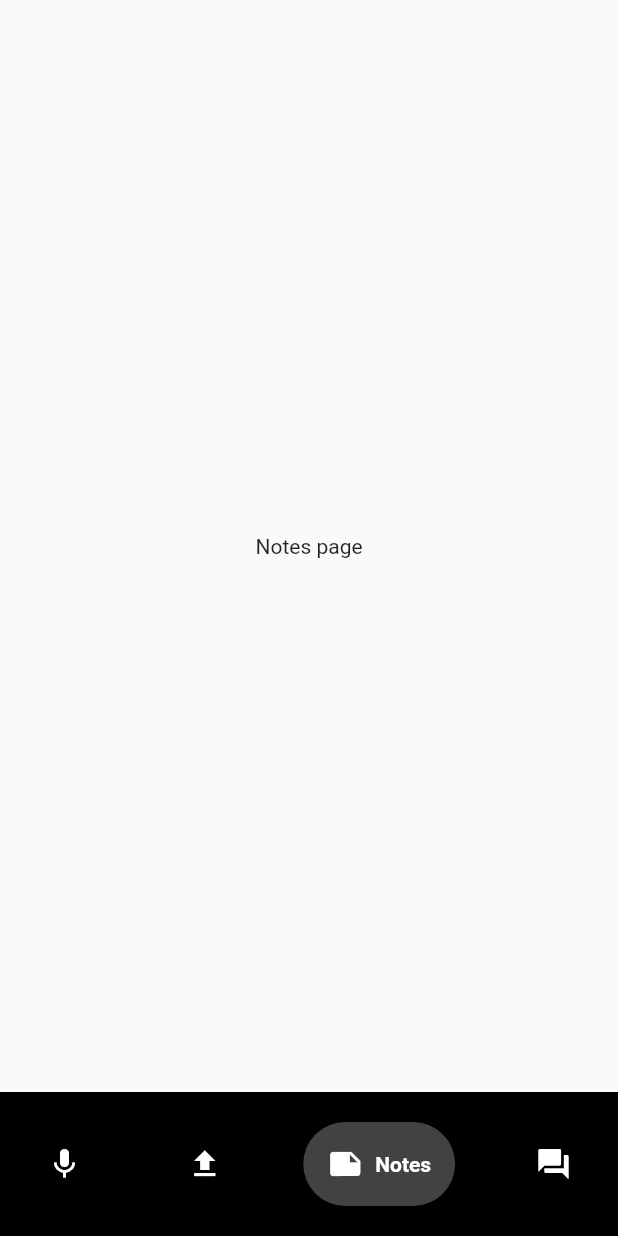
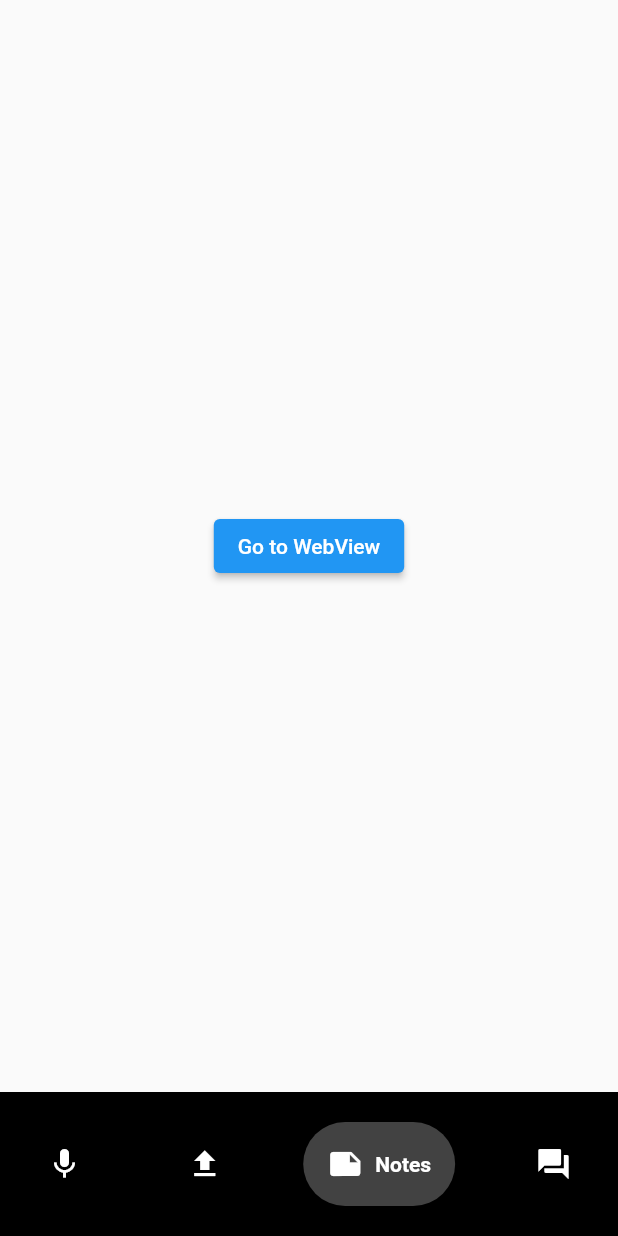
Before and after one commit to wubeshetA/SmartNote, a Flutter app: the screen it shows after launch, item 3 of the bottom bar chosen, on a phone screen of 412 x 824 dp. Run offline on Flutter 3.47's test engine with Material 2 defaults, Android fonts, the phone set to English and light mode, and no system bars; drawn by our look-alikes of google_nav_bar; our stand-ins replace webview_flutter; missing offline and left inert: audiorecorder.

Commit message:
Update note view (mock data)

```diff
--- a/lib/main.dart
+++ b/lib/main.dart
@@ -1,15 +1,26 @@
 import 'package:flutter/material.dart';
-import 'views/screens/home.dart';
+import 'views/screens/bottomNavigator.dart';
+import 'views/screens/note/note.dart';
 
 void main() => runApp(MyApp());
 
 class MyApp extends StatelessWidget {
   @override
   Widget build(BuildContext context) {
+
+
     return MaterialApp(
+
+      routes: {
+        // '/': (context) => Home(),
+        '/note': (context) => NoteWebViewContainer(),
+      },
+      // remove debug banner
+      debugShowCheckedModeBanner: false,
+
       title: 'Recorder',
       theme: ThemeData(),
-      home: Home(),
+      home: BottomNavBarNavigator(),
     );
   }
 }
--- /dev/null
+++ b/lib/views/screens/bottomNavigator.dart
@@ -0,0 +1,84 @@
+// ignore_for_file: prefer_const_constructors, prefer_const_literals_to_create_immutables
+
+import 'package:flutter/material.dart';
+import 'package:google_nav_bar/google_nav_bar.dart';
+import 'package:smartnote/views/screens/question/questionsList.dart';
+
+// Local imports
+import 'note/note.dart';
+import 'recorder.dart';
+import 'note/notes.dart';
+import 'question/question.dart';
+import 'upload.dart';
+
+class BottomNavBarNavigator extends StatefulWidget {
+  const BottomNavBarNavigator({Key? key}) : super(key: key);
+  @override
+  _BottomNavBarNavigatorState createState() => _BottomNavBarNavigatorState();
+}
+
+class _BottomNavBarNavigatorState extends State<BottomNavBarNavigator> {
+  final PageController _pageController = PageController(initialPage: 0);
+  int _selectedIndex = 0;
+
+  static const List _widgetOptions = [
+    Recorder(),
+    Upload(),
+    Notes(),
+    Questions(),
+  ];
+  @override
+  Widget build(BuildContext context) {
+    return Scaffold(
+      body: Center(
+        child: _widgetOptions.elementAt(_selectedIndex),
+      ),
+      bottomNavigationBar: Container(
+        color: Colors.black,
+        child: Padding(
+          padding: const EdgeInsets.symmetric(horizontal: 15.0, vertical: 20),
+          child: GNav(
+            backgroundColor: Colors.transparent,
+            activeColor: Colors.white,
+            color: Colors.white,
+            // add gradient color for the tab background
+            tabBackgroundColor: Colors.grey.shade800,
+            gap: 8,
+            padding: EdgeInsets.all(16),
+            tabs: [
+              GButton(
+                icon: Icons.mic,
+                text: 'Record',
+              ),
+              GButton(
+                icon: Icons.file_upload,
+                text: 'Upload',
+              ),
+              GButton(
+                icon: Icons.note,
+                text: 'Notes',
+              ),
+              GButton(
+                icon: Icons.question_answer,
+                text: 'Questions',
+              ),
+            ],
+            selectedIndex: _selectedIndex,
+            onTabChange: (index) {
+              print(index);
+              setState(() {
+                _selectedIndex = index;
+              });
+            },
+          ),
+        ),
+      ),
+    );
+  }
+
+  @override
+  void dispose() {
+    _pageController.dispose();
+    super.dispose();
+  }
+}
--- /dev/null
+++ b/lib/views/screens/note/notes.dart
@@ -0,0 +1,24 @@
+// Create a stateful widget that can just display helloworld
+import 'package:flutter/material.dart';
+
+class Notes extends StatefulWidget {
+  const Notes({Key? key}) : super(key: key);
+
+  @override
+  _NotesState createState() => _NotesState();
+}
+
+class _NotesState extends State<Notes> {
+  @override
+  Widget build(BuildContext context) {
+    return Container(
+      // create a button that will redirect to the webview widget
+      child: ElevatedButton(
+        onPressed: () {
+          Navigator.of(context).pushNamed('/note');
+        },
+        child: Text('Go to WebView'),
+      )
+    );
+  }
+}
```
Also changed, not shown: lib/views/screens/note/note.dart (added, +102 -0 lines), lib/views/screens/question/questionsList.dart (added, +18 -0 lines), lib/views/screens/recorder.dart (+54 -5 lines), lib/views/screens/question/question.dart (added).
